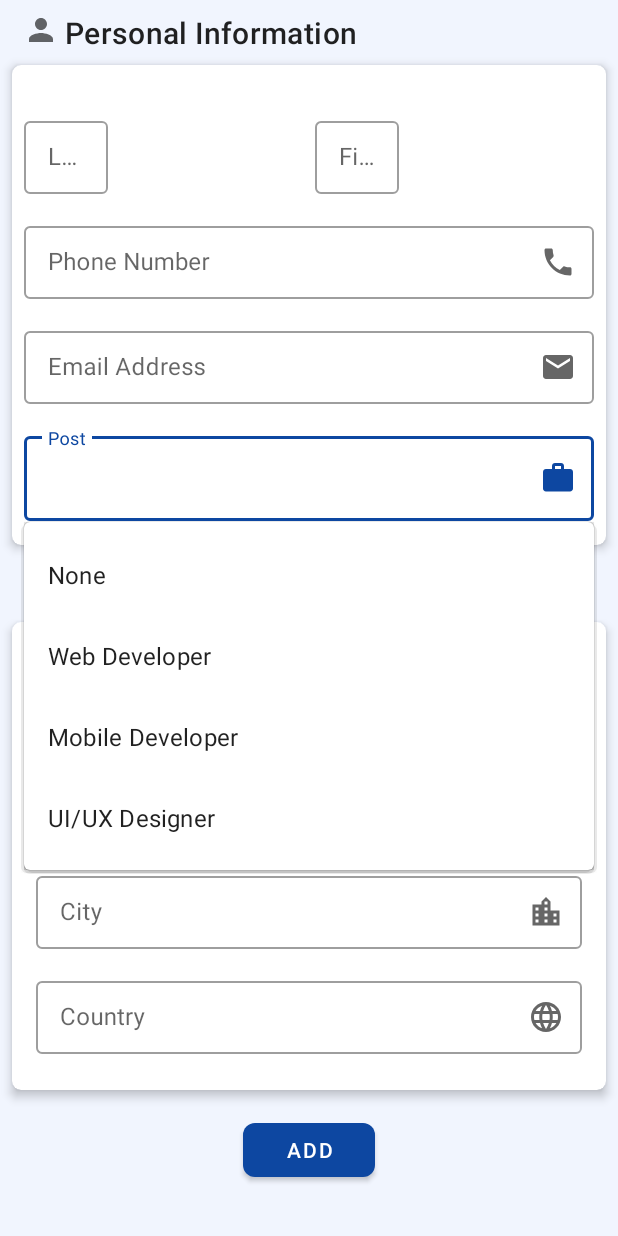
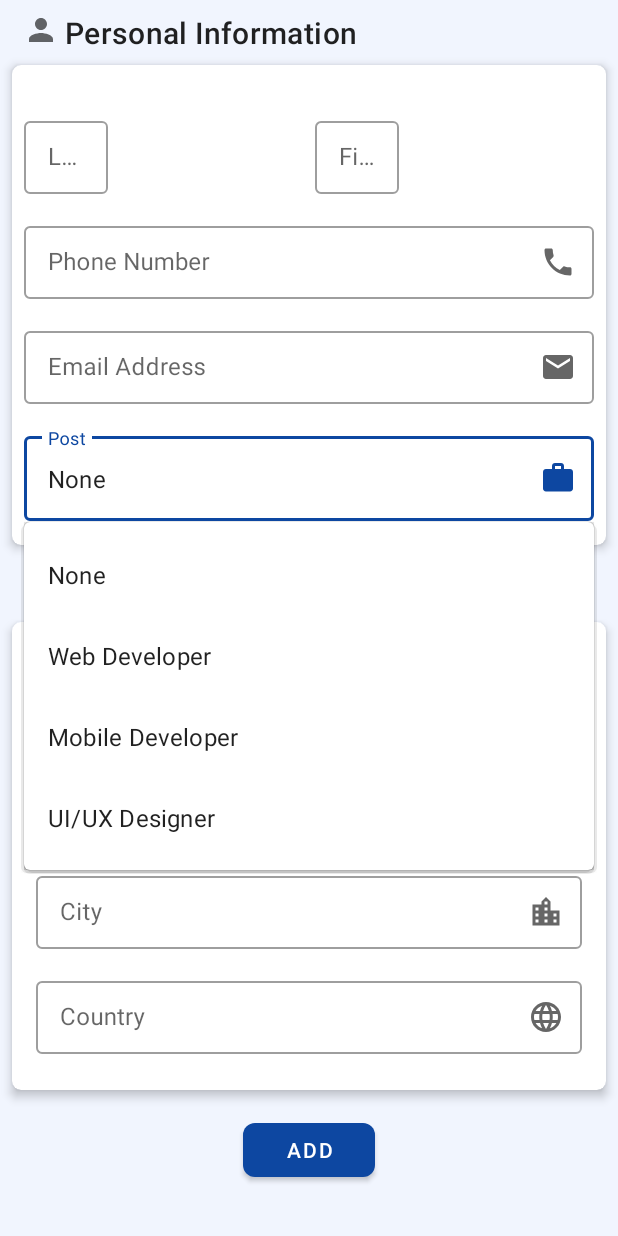
Before and after one commit to SalimSalimi/ProjectManager, an Android app: the DeveloperEditFragment screen opened through its navigation route, after a tap on an icon or button, on a phone screen of 412 x 824 dp. Run offline under Robolectric (Android 15) with nearby library versions, the light colour scheme and no system bars; our stand-ins replace Room's generated code, data binding; 9 statements that could not run were skipped.

Commit message:
fix spinner post to set after developer selection for update

```diff
--- a/app/src/main/java/fr/im/salimi/projectmanager/ui/developerEdit/DeveloperEditFragment.kt
+++ b/app/src/main/java/fr/im/salimi/projectmanager/ui/developerEdit/DeveloperEditFragment.kt
@@ -40,8 +40,8 @@ class DeveloperEditFragment : Fragment() {
         val viewModel: DeveloperEditViewModel by viewModels {
             DeveloperEditViewModelFactory(args.developerId, repository)
         }
+        binding.viewModel = viewModel
         val adapter: ArrayAdapter<Post> = ArrayAdapter(requireContext(), R.layout.posts_dropdown_menu_layout, Post.values())
-        binding.viewModel = viewModel
         binding.spinnerPost.setAdapter(adapter)
 
         //Init observers
--- a/app/src/main/java/fr/im/salimi/projectmanager/utils/BindingAdapters.kt
+++ b/app/src/main/java/fr/im/salimi/projectmanager/utils/BindingAdapters.kt
@@ -1,5 +1,6 @@
 package fr.im.salimi.projectmanager.utils
 
+import android.util.Log
 import android.widget.AutoCompleteTextView
 import androidx.databinding.BindingAdapter
 import androidx.databinding.InverseBindingAdapter
@@ -13,8 +14,7 @@ object BindingAdapters {
     fun fromLongToText(view: TextInputEditText, phoneNumber: Long) {
         val currentValue = view.text.toString().toLongOrNull()
         if (currentValue != phoneNumber) {
-            val value = phoneNumber
-            view.setText("$value")
+            view.setText("$phoneNumber")
         }
     }
 
@@ -41,13 +41,15 @@ object BindingAdapters {
     @BindingAdapter("android:text")
     @JvmStatic
     fun setPost(view: AutoCompleteTextView, post: Post?) {
-        val currentValue = view.text.toString()
-        if (currentValue != "") {
-            if (Post.valueOf(currentValue) != post) {
-                val value = post ?: Post.NONE
-                view.setText(value.toString())
-            }
+        val currentValue = view.listSelection
+        if (currentValue != post?.ordinal) {
+            Log.d("BindingAdapters", "$currentValue ${post?.ordinal}")
+            val value = (post ?: Post.NONE).ordinal
+            view.setText(view.adapter.getItem(value).toString(), false)
+            view.listSelection = value
+
         }
+
     }
 
     @InverseBindingAdapter(attribute = "android:text")
```
